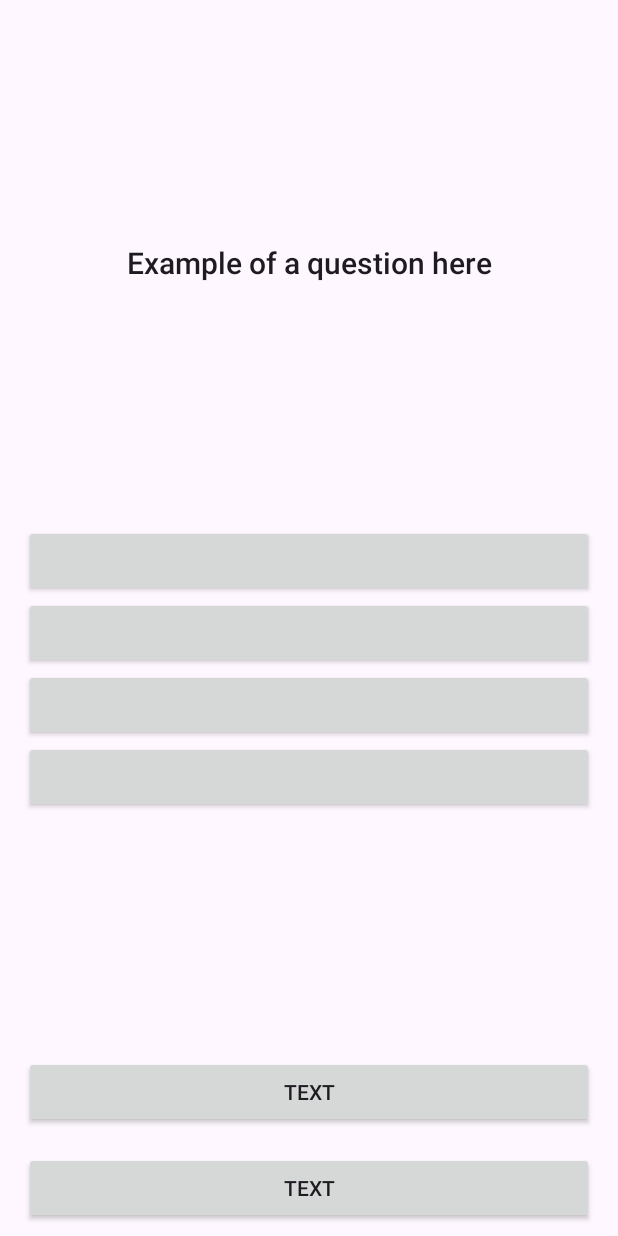
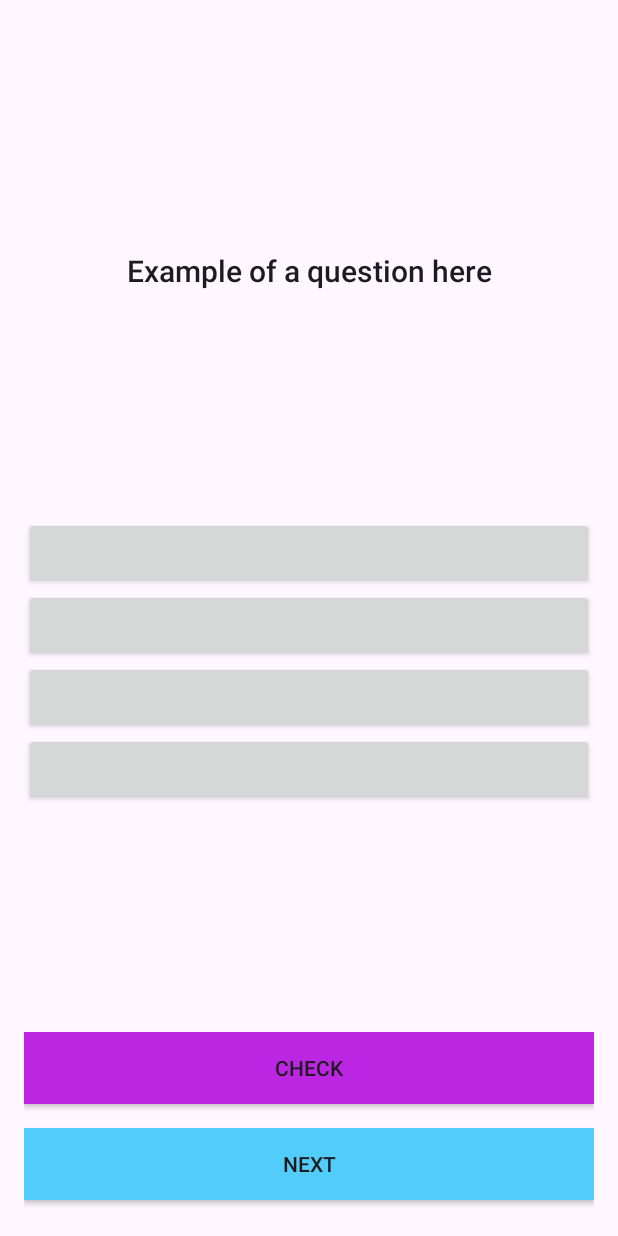
Before and after one commit to UsatayaMish/ExpertCourseQuizGame, an Android app: the layout activity_main.xml on its own in the app's theme, with its tools: preview values and no code run, on a phone screen of 412 x 824 dp. Run offline under Robolectric (Android 15) with nearby library versions, the phone set to English and light mode, and no system bars.

Commit message:
QG-04 MainActivity

```diff
--- a/app/build.gradle.kts
+++ b/app/build.gradle.kts
@@ -33,6 +33,9 @@ android {
     kotlinOptions {
         jvmTarget = "1.8"
     }
+    buildFeatures{
+        viewBinding = true
+    }
 }
 
 dependencies {
--- a/app/src/main/res/layout/activity_main.xml
+++ b/app/src/main/res/layout/activity_main.xml
@@ -2,7 +2,7 @@
 <LinearLayout xmlns:android="http://schemas.android.com/apk/res/android" xmlns:tools="http://schemas.android.com/tools"
     android:id="@+id/rootLayout"
     android:orientation="vertical"
-    android:paddingHorizontal="16dp"
+    android:layout_margin="16dp"
     android:layout_width="match_parent"
     android:layout_height="match_parent"
     tools:context=".MainActivity">
@@ -54,6 +54,7 @@
     <androidx.appcompat.widget.AppCompatButton
         android:id="@+id/checkButton"
         android:text="@string/check"
+        android:background="@color/purple"
         android:layout_marginVertical="8dp"
         android:layout_width="match_parent"
         android:layout_height="wrap_content"/>
@@ -61,6 +62,7 @@
     <androidx.appcompat.widget.AppCompatButton
         android:id="@+id/nextButton"
         android:text="@string/next"
+        android:background="@color/blue"
         android:layout_marginVertical="8dp"
         android:layout_width="match_parent"
         android:layout_height="wrap_content"/>
--- a/app/src/main/res/values/colors.xml
+++ b/app/src/main/res/values/colors.xml
@@ -2,4 +2,7 @@
 <resources>
     <color name="black">#FF000000</color>
     <color name="white">#FFFFFFFF</color>
+    <color name="purple">#BC25E1</color>
+    <color name="blue">#52CCF8</color>
+
 </resources>
--- a/app/src/main/res/values/strings.xml
+++ b/app/src/main/res/values/strings.xml
@@ -1,5 +1,5 @@
 <resources>
     <string name="app_name">ExpertCourseQuizGame</string>
-    <string name="check">text</string>
-    <string name="next">text</string>
+    <string name="check">Check</string>
+    <string name="next">Next</string>
 </resources>
```
Also changed, not shown: app/src/main/java/com/usatayamish/expertcoursequizgame/MainActivity.kt (+42 -2 lines).
